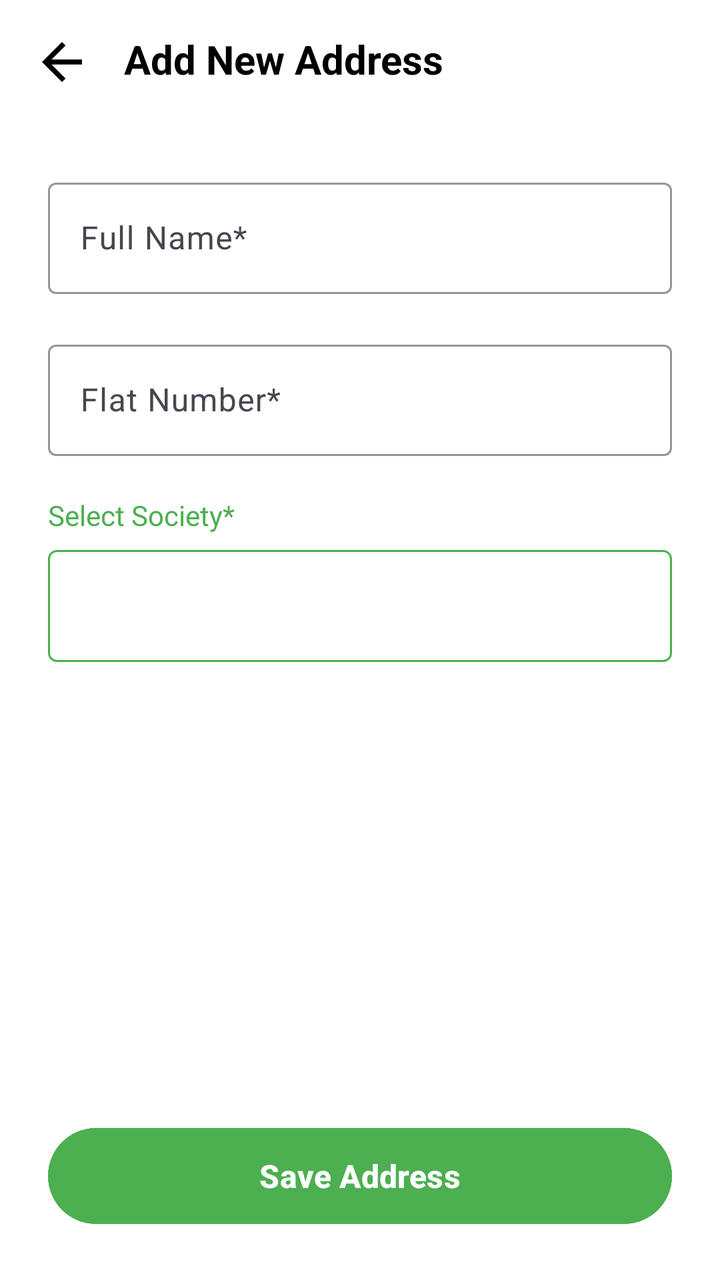
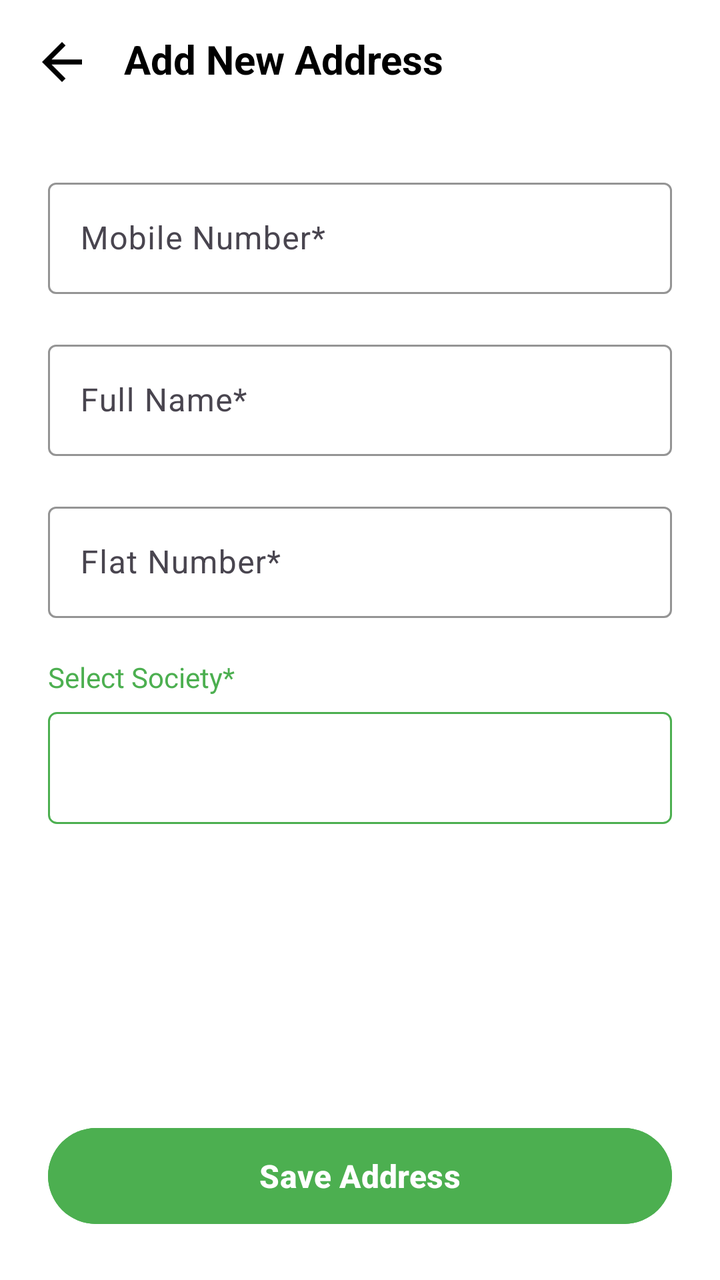

Before-and-after screenshots of an Android layout around one commit, followed by the original layout XML and the change that was made.
<!-- AndroidManifest.xml: application theme Theme.FreshVeggies -->
<!-- res/layout/activity_add_address.xml -->
<?xml version="1.0" encoding="utf-8"?>
<androidx.constraintlayout.widget.ConstraintLayout xmlns:android="http://schemas.android.com/apk/res/android"
    xmlns:app="http://schemas.android.com/apk/res-auto"
    xmlns:tools="http://schemas.android.com/tools"
    android:layout_width="match_parent"
    android:layout_height="match_parent"
    android:background="@android:color/white"
    tools:context=".ui.activity.AddAddressActivity">

    
    <ImageView
        android:id="@+id/iv_back"
        android:layout_width="30dp"
        android:layout_height="30dp"
        android:layout_marginStart="16dp"
        android:layout_marginTop="16dp"
        android:src="@drawable/ic_arrow_back"
        app:layout_constraintStart_toStartOf="parent"
        app:layout_constraintTop_toTopOf="parent"
        tools:ignore="ContentDescription" />

    <TextView
        android:id="@+id/tv_title"
        android:layout_width="wrap_content"
        android:layout_height="wrap_content"
        android:layout_marginStart="16dp"
        android:text="Add New Address"
        android:textColor="@android:color/black"
        android:textSize="20sp"
        android:textStyle="bold"
        app:layout_constraintStart_toEndOf="@id/iv_back"
        app:layout_constraintTop_toTopOf="@id/iv_back" />

    <ScrollView
        android:layout_width="match_parent"
        android:layout_height="0dp"
        android:layout_marginTop="16dp"
        android:layout_marginBottom="16dp"
        app:layout_constraintBottom_toTopOf="@id/btn_save"
        app:layout_constraintTop_toBottomOf="@id/iv_back">

        <LinearLayout
            android:layout_width="match_parent"
            android:layout_height="wrap_content"
            android:orientation="vertical"
            android:padding="24dp">

            
            <com.google.android.material.textfield.TextInputLayout
                android:layout_width="match_parent"
                android:layout_height="wrap_content"
                android:layout_marginBottom="20dp"
                android:hint="Full Name*"
                app:boxBackgroundMode="outline"
                app:boxStrokeColor="#4CAF50"
                app:hintTextColor="#4CAF50">

                <com.google.android.material.textfield.TextInputEditText
                    android:id="@+id/et_fullname"
                    android:layout_width="match_parent"
                    android:layout_height="wrap_content"
                    android:inputType="textPersonName" />
            </com.google.android.material.textfield.TextInputLayout>

            
            

            
            <com.google.android.material.textfield.TextInputLayout
                android:layout_width="match_parent"
                android:layout_height="wrap_content"
                android:layout_marginBottom="20dp"
                android:hint="Flat Number*"
                app:boxBackgroundMode="outline"
                app:boxStrokeColor="#4CAF50"
                app:hintTextColor="#4CAF50">

                <com.google.android.material.textfield.TextInputEditText
                    android:id="@+id/et_flat_no"
                    android:layout_width="match_parent"
                    android:layout_height="wrap_content"
                    android:inputType="textPostalAddress" />
            </com.google.android.material.textfield.TextInputLayout>

            
            <TextView
                android:layout_width="wrap_content"
                android:layout_height="wrap_content"
                android:text="Select Society*"
                android:layout_marginBottom="8dp"
                android:textColor="#4CAF50"/>

            <Spinner
                android:id="@+id/spinner_society"
                android:layout_width="match_parent"
                android:layout_height="56dp"
                android:layout_marginBottom="20dp"
                android:background="@drawable/spinner_background"
                android:padding="8dp"/>
        </LinearLayout>
    </ScrollView>

    <Button
        android:id="@+id/btn_save"
        android:layout_width="match_parent"
        android:layout_height="56dp"
        android:layout_marginStart="24dp"
        android:layout_marginEnd="24dp"
        android:layout_marginBottom="24dp"
        android:backgroundTint="#4CAF50"
        android:text="Save Address"
        android:textAllCaps="false"
        android:textSize="16sp"
        android:textStyle="bold"
        app:cornerRadius="28dp"
        app:layout_constraintBottom_toBottomOf="parent"
        app:layout_constraintEnd_toEndOf="parent"
        app:layout_constraintStart_toStartOf="parent" />

</androidx.constraintlayout.widget.ConstraintLayout>
<!-- resources referenced by this layout -->
<resources>
  <!-- drawable ic_arrow_back (drawable) -->
  <vector xmlns:android="http://schemas.android.com/apk/res/android" android:autoMirrored="true" android:height="24dp" android:tint="#000000" android:viewportHeight="960" android:viewportWidth="960" android:width="24dp">
        
      <path android:fillColor="@android:color/white" android:pathData="M313,520L537,744L480,800L160,480L480,160L537,216L313,440L800,440L800,520L313,520Z"/>
      
  </vector>
  <!-- drawable spinner_background (drawable) -->
  <?xml version="1.0" encoding="utf-8"?>
  <shape xmlns:android="http://schemas.android.com/apk/res/android"
      android:shape="rectangle">
      <solid android:color="@android:color/white" />
      <stroke
          android:width="1dp"
          android:color="#4CAF50" />
      <corners android:radius="4dp" />
      <padding
          android:bottom="8dp"
          android:left="8dp"
          android:right="8dp"
          android:top="8dp" />
  </shape>
  <style name="Theme.FreshVeggies" parent="Base.Theme.FreshVeggies" />
  <style name="Base.Theme.FreshVeggies" parent="Theme.Material3.Light.NoActionBar">
          
          <item name="colorPrimary">@color/green_primary</item>
          <item name="colorPrimaryVariant">@color/green_primary_variant</item>
          <item name="colorSecondary">@color/green_secondary</item>
          <item name="colorSurface">@color/green_surface</item>
      </style>
  <color name="green_primary">#4CAF50</color>
  <color name="green_primary_variant">#388E3C</color>
  <color name="green_secondary">#8BC34A</color>
  <color name="green_surface">#F1F8E9</color>
</resources>

<!-- the commit's change to res/layout/activity_add_address.xml (unified diff, before → after) -->
@@ -44,6 +44,23 @@
             android:layout_height="wrap_content"
             android:orientation="vertical"
             android:padding="24dp">
+
+            
+            <com.google.android.material.textfield.TextInputLayout
+                android:layout_width="match_parent"
+                android:layout_height="wrap_content"
+                android:layout_marginBottom="20dp"
+                android:hint="Mobile Number*"
+                app:boxBackgroundMode="outline"
+                app:boxStrokeColor="#4CAF50"
+                app:hintTextColor="#4CAF50">
+
+                <com.google.android.material.textfield.TextInputEditText
+                    android:id="@+id/et_phone_number"
+                    android:layout_width="match_parent"
+                    android:layout_height="wrap_content"
+                    android:inputType="textPersonName" />
+            </com.google.android.material.textfield.TextInputLayout>
 
             
             <com.google.android.material.textfield.TextInputLayout
